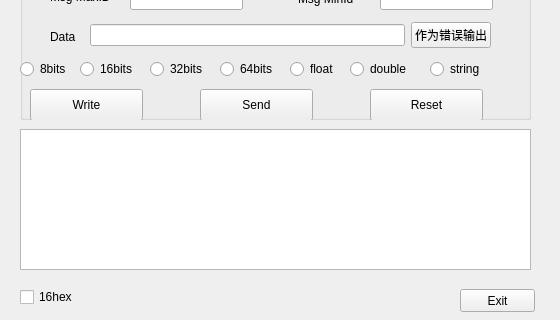
Before: the Qt Designer form apoEditor/src/connectdialog.ui in neil78duan/apollolib, drawn with Qt 5; both pictures show x 0 to 560 and y 251 to 571 of the 560 by 571 pixel window.
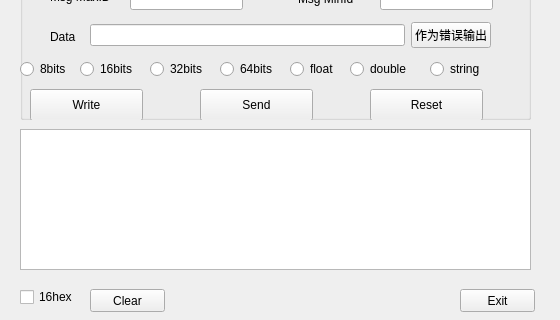
After: the same form once the commit is applied.

```diff
--- a/apoEditor/src/connectdialog.ui
+++ b/apoEditor/src/connectdialog.ui
@@ -407,6 +407,19 @@
     <string>Exit</string>
    </property>
   </widget>
+  <widget class="QPushButton" name="pushButton_2">
+   <property name="geometry">
+    <rect>
+     <x>90</x>
+     <y>540</y>
+     <width>75</width>
+     <height>23</height>
+    </rect>
+   </property>
+   <property name="text">
+    <string>Clear</string>
+   </property>
+  </widget>
  </widget>
  <resources/>
  <connections/>
```
